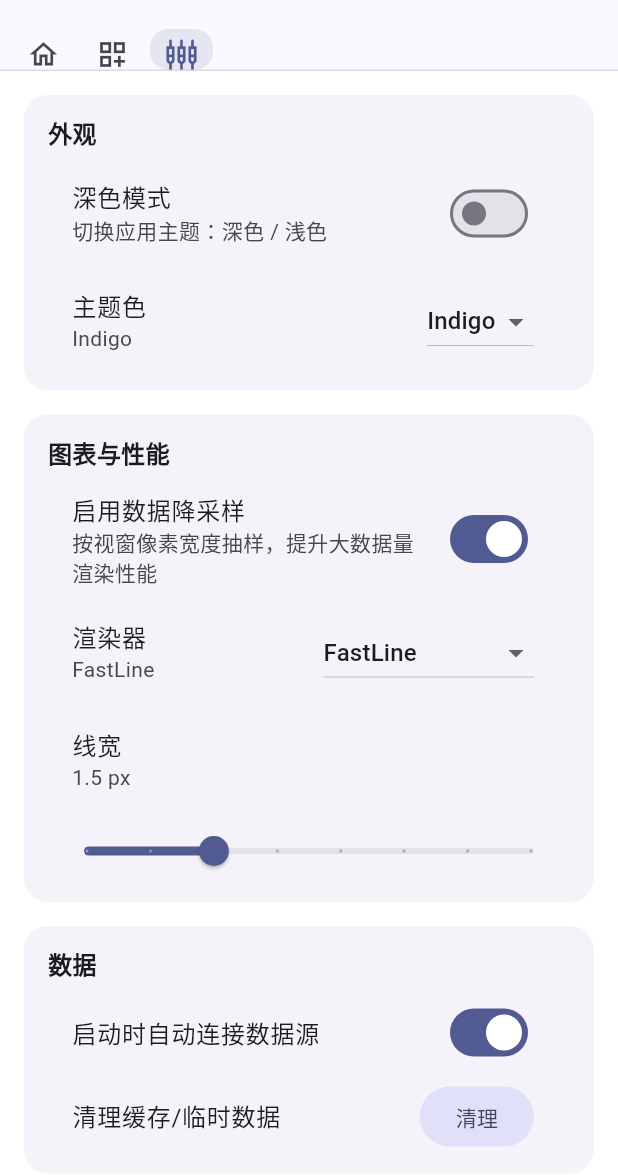
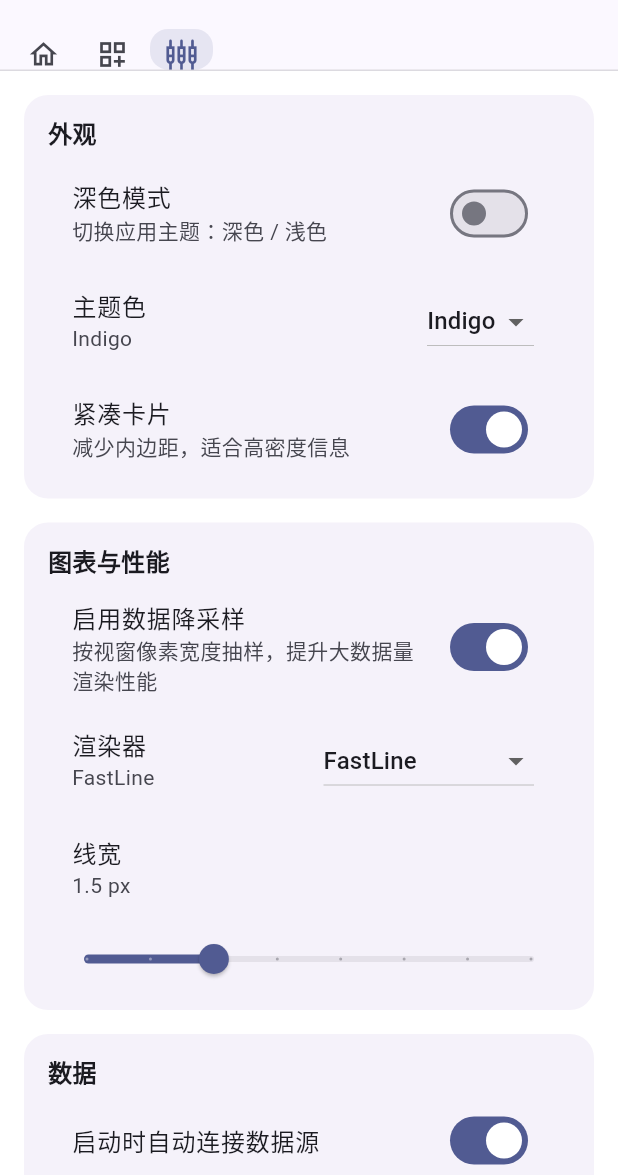
Before and after one commit to DailyNoBug/eDbg, a Flutter app: the screen it shows after launch, after a tap on the "keyboard arrow up" icon, after a tap on the "dashboard customize" icon, after a tap on the "settings input component" icon, on a phone screen of 412 x 824 dp, the part 61-1236 px from its top. Run offline on Flutter 3.47's test engine with Material 3 defaults, Android fonts, the phone set to English and light mode, and no system bars; our stand-ins replace flutter_riverpod, shared_preferences, syncfusion_flutter_charts.

Commit message:
[特性新增] 增加Setting页面相关数据的修改后可持久化保存

```diff
--- a/lib/main.dart
+++ b/lib/main.dart
@@ -4,6 +4,7 @@ import 'pages/home_page.dart';
 import 'state/app_state.dart';
 import 'pages/setting.dart';
 import 'state/theme_state.dart';
+import 'state/prefs_state.dart';
 
 void main() {
   WidgetsFlutterBinding.ensureInitialized();
@@ -20,7 +21,12 @@ class _MyAppState extends ConsumerState<MyApp> {
   @override
   void initState() {
     super.initState();
-    // 应用启动后启动数据源（默认 Mock）
+    Future.microtask(() async {
+      await ref.read(appThemeProvider.notifier).load();
+      await ref.read(prefsProvider.notifier).load();
+      await ref.read(ingestProvider).start();
+    });
+
     Future.microtask(() async {
       await ref.read(ingestProvider).start();
     });
--- a/lib/pages/setting.dart
+++ b/lib/pages/setting.dart
@@ -1,28 +1,20 @@
 import 'package:flutter/material.dart';
 import 'package:flutter_riverpod/flutter_riverpod.dart';
 import '../state/theme_state.dart';
+import '../state/prefs_state.dart';
 
-class SettingPage extends ConsumerStatefulWidget {
+class SettingPage extends ConsumerWidget {
   const SettingPage({super.key});
 
   @override
-  ConsumerState<SettingPage> createState() => _SettingPageState();
-}
-
-class _SettingPageState extends ConsumerState<SettingPage> {
-  bool _compactCards = true;
-  bool _enableSampling = true;
-  String _renderer = 'FastLine';
-  double _lineWidth = 1.5;
-  bool _autoIngest = true;
-
-  @override
-  Widget build(BuildContext context) {
+  Widget build(BuildContext context, WidgetRef ref) {
     final cs = Theme.of(context).colorScheme;
 
     final themeState = ref.watch(appThemeProvider);
     final isDark = themeState.mode == ThemeMode.dark;
     final accentName = ThemePalette.nameOf(themeState.seed);
+
+    final prefs = ref.watch(prefsProvider);
 
     return Scaffold(
       backgroundColor: cs.surfaceContainerLowest,
@@ -37,9 +29,9 @@ class _SettingPageState extends ConsumerState<SettingPage> {
                   title: const Text('深色模式'),
                   subtitle: const Text('切换应用主题：深色 / 浅色'),
                   value: isDark,
-                  onChanged: (v) =>
-                      ref.read(appThemeProvider.notifier)
-                          .setMode(v ? ThemeMode.dark : ThemeMode.light),
+                  onChanged: (v) => ref
+                      .read(appThemeProvider.notifier)
+                      .setMode(v ? ThemeMode.dark : ThemeMode.light),
                 ),
                 ListTile(
                   title: const Text('主题色'),
@@ -59,6 +51,13 @@ class _SettingPageState extends ConsumerState<SettingPage> {
                     },
                   ),
                 ),
+                SwitchListTile(
+                  title: const Text('紧凑卡片'),
+                  subtitle: const Text('减少内边距，适合高密度信息'),
+                  value: prefs.compactCards,
+                  onChanged: (v) =>
+                      ref.read(prefsProvider.notifier).setCompactCards(v),
+                ),
               ],
             ),
 
@@ -68,33 +67,39 @@ class _SettingPageState extends ConsumerState<SettingPage> {
                 SwitchListTile(
                   title: const Text('启用数据降采样'),
                   subtitle: const Text('按视窗像素宽度抽样，提升大数据量渲染性能'),
-                  value: _enableSampling,
-                  onChanged: (v) => setState(() => _enableSampling = v),
+                  value: prefs.enableSampling,
+                  onChanged: (v) =>
+                      ref.read(prefsProvider.notifier).setEnableSampling(v),
                 ),
                 ListTile(
                   title: const Text('渲染器'),
-                  subtitle: Text(_renderer),
+                  subtitle: Text(prefs.renderer),
                   trailing: DropdownButton<String>(
-                    value: _renderer,
+                    value: prefs.renderer,
                     items: const [
                       DropdownMenuItem(value: 'FastLine', child: Text('FastLine')),
                       DropdownMenuItem(value: 'Line', child: Text('Line')),
                       DropdownMenuItem(value: 'WebGL', child: Text('WebGL（嵌入）')),
                     ],
-                    onChanged: (v) => setState(() => _renderer = v ?? _renderer),
+                    onChanged: (v) {
+                      if (v != null) {
+                        ref.read(prefsProvider.notifier).setRenderer(v);
+                      }
+                    },
                   ),
                 ),
                 ListTile(
                   title: const Text('线宽'),
-                  subtitle: Text('${_lineWidth.toStringAsFixed(1)} px'),
+                  subtitle: Text('${prefs.lineWidth.toStringAsFixed(1)} px'),
                 ),
                 Slider(
                   min: 0.5,
                   max: 4,
                   divisions: 7,
-                  value: _lineWidth,
-                  label: _lineWidth.toStringAsFixed(1),
-                  onChanged: (v) => setState(() => _lineWidth = v),
+                  value: prefs.lineWidth,
+                  label: prefs.lineWidth.toStringAsFixed(1),
+                  onChanged: (v) =>
+                      ref.read(prefsProvider.notifier).setLineWidth(v),
                 ),
               ],
             ),
@@ -104,8 +109,9 @@ class _SettingPageState extends ConsumerState<SettingPage> {
               children: [
                 SwitchListTile(
                   title: const Text('启动时自动连接数据源'),
-                  value: _autoIngest,
-                  onChanged: (v) => setState(() => _autoIngest = v),
+                  value: prefs.autoIngest,
+                  onChanged: (v) =>
+                      ref.read(prefsProvider.notifier).setAutoIngest(v),
                 ),
                 ListTile(
                   title: const Text('清理缓存/临时数据'),
--- a/lib/state/theme_state.dart
+++ b/lib/state/theme_state.dart
@@ -1,5 +1,6 @@
 import 'package:flutter/material.dart';
 import 'package:flutter_riverpod/flutter_riverpod.dart';
+import 'package:shared_preferences/shared_preferences.dart';
 
 class ThemePalette {
   static const Map<String, MaterialColor> seeds = {
@@ -12,10 +13,14 @@ class ThemePalette {
   static String nameOf(MaterialColor c) {
     return seeds.entries.firstWhere(
           (e) => e.value.value == c.value,
-      orElse: () => MapEntry('Indigo', Colors.indigo),
+      orElse: () => const MapEntry('Indigo', Colors.indigo),
     ).key;
   }
 }
+
+// 持久化用的键
+const _kMode = 'theme.mode';     // light | dark | system
+const _kSeed = 'theme.seed';     // Indigo | Blue | Teal | Purple
 
 class AppThemeState {
   final ThemeMode mode;
@@ -30,10 +35,36 @@ class AppThemeController extends StateNotifier<AppThemeState> {
   AppThemeController()
       : super(const AppThemeState(mode: ThemeMode.light, seed: Colors.indigo));
 
-  void setMode(ThemeMode mode) => state = state.copyWith(mode: mode);
+  Future<void> load() async {
+    final p = await SharedPreferences.getInstance();
+    final modeStr = p.getString(_kMode) ?? 'light';
+    final seedStr = p.getString(_kSeed) ?? 'Indigo';
+    state = AppThemeState(
+      mode: _strToMode(modeStr),
+      seed: ThemePalette.seeds[seedStr] ?? Colors.indigo,
+    );
+  }
 
-  void setSeedByName(String name) =>
-      state = state.copyWith(seed: ThemePalette.seeds[name] ?? Colors.indigo);
+  void setMode(ThemeMode mode) {
+    state = state.copyWith(mode: mode);
+    _persist();
+  }
+
+  void setSeedByName(String name) {
+    state = state.copyWith(seed: ThemePalette.seeds[name] ?? Colors.indigo);
+    _persist();
+  }
+
+  Future<void> _persist() async {
+    final p = await SharedPreferences.getInstance();
+    await p.setString(_kMode, _modeToStr(state.mode));
+    await p.setString(_kSeed, ThemePalette.nameOf(state.seed));
+  }
+
+  static String _modeToStr(ThemeMode m) =>
+      m == ThemeMode.dark ? 'dark' : (m == ThemeMode.system ? 'system' : 'light');
+  static ThemeMode _strToMode(String s) =>
+      s == 'dark' ? ThemeMode.dark : (s == 'system' ? ThemeMode.system : ThemeMode.light);
 }
 
 final appThemeProvider =
```
Also changed, not shown: lib/state/prefs_state.dart (added, +98 -0 lines).
